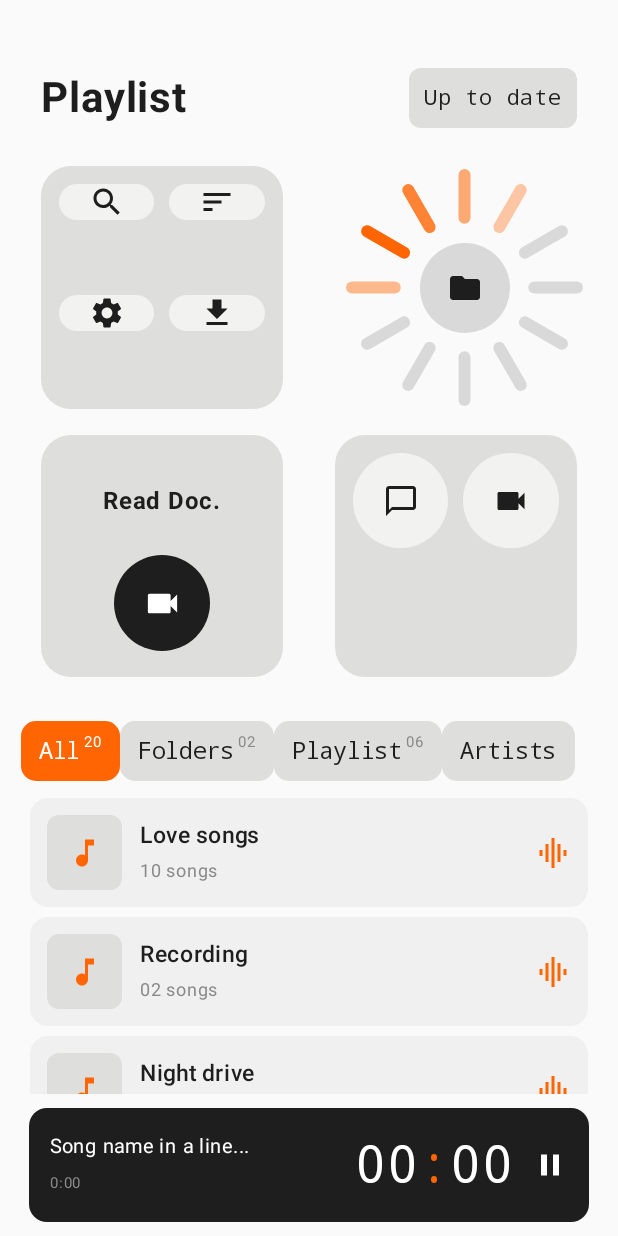
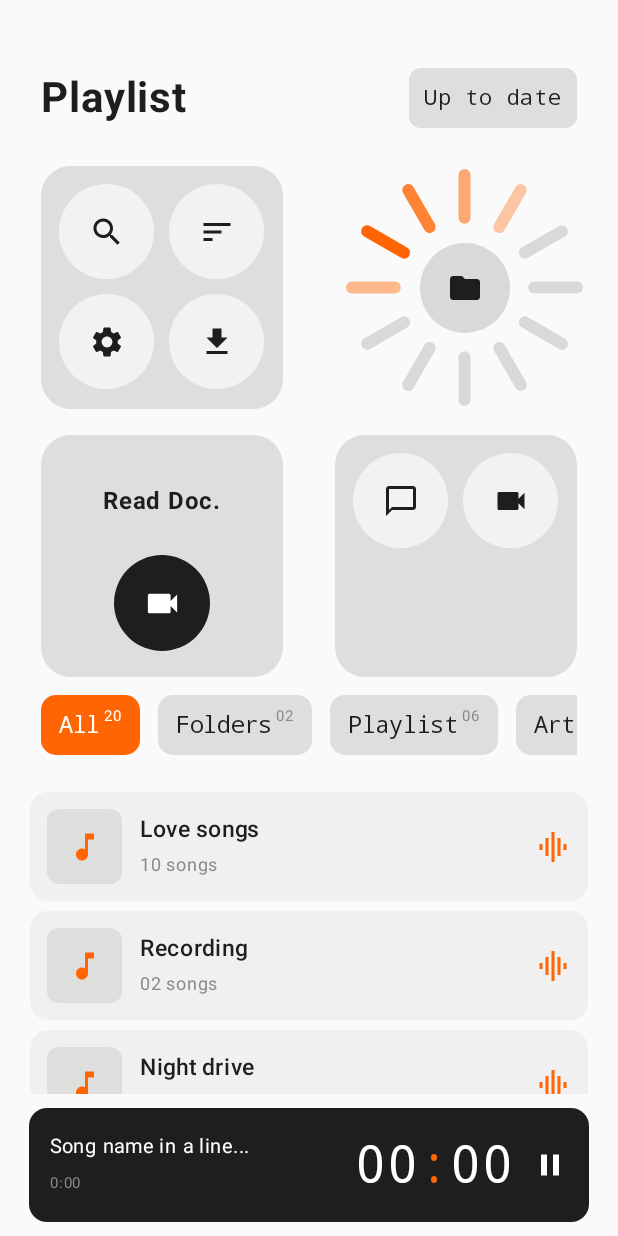
Before and after one commit to abhig1599/music-app, an Android app built with Jetpack Compose: the HomeScreen screen opened through its navigation route, on a phone screen of 412 x 824 dp. Run offline under Robolectric (Android 15) with nearby library versions, the phone set to English and light mode, and no system bars; 4 statements that could not run were skipped.

Commit message:
Home: fixed 63dp circle buttons, chip spacing; thicker player ticks

```diff
--- a/app/src/main/java/com/abhi/musicapp/ui/components/Common.kt
+++ b/app/src/main/java/com/abhi/musicapp/ui/components/Common.kt
@@ -180,7 +180,7 @@ fun TickDial(
                     (cx + (inner - outer * 0.14f) * cos(angle)).toFloat(),
                     (cy + (inner - outer * 0.14f) * sin(angle)).toFloat(),
                 ) else start
-                drawLine(color = color, start = s2, end = end, strokeWidth = if (pointer) outer * 0.04f else outer * 0.06f)
+                drawLine(color = color, start = s2, end = end, strokeWidth = if (pointer) outer * 0.05f else outer * 0.06f)
             }
         }
         Box(modifier = Modifier.fillMaxSize(if (pointer) 0.7f else 0.62f), contentAlignment = Alignment.Center) { center() }
--- a/app/src/main/java/com/abhi/musicapp/ui/screens/HomeScreen.kt
+++ b/app/src/main/java/com/abhi/musicapp/ui/screens/HomeScreen.kt
@@ -117,16 +117,16 @@ fun HomeScreen(
                     .padding(12.dp),
             ) {
                 Column {
-                    Row(Modifier.weight(1f)) {
-                        CircleTile(Icons.Filled.Search, "Search", onOpenSearch, circleBg, Modifier.weight(1f))
+                    Row {
+                        CircleTile(Icons.Filled.Search, "Search", onOpenSearch, circleBg, Modifier.size(63.dp))
                         Spacer(Modifier.width(10.dp))
-                        CircleTile(Icons.Filled.Sort, "Sort", { showSort = true }, circleBg, Modifier.weight(1f))
+                        CircleTile(Icons.Filled.Sort, "Sort", { showSort = true }, circleBg, Modifier.size(63.dp))
                     }
                     Spacer(Modifier.height(10.dp))
-                    Row(Modifier.weight(1f)) {
-                        CircleTile(Icons.Filled.Settings, "Settings", onOpenSettings, circleBg, Modifier.weight(1f))
+                    Row {
+                        CircleTile(Icons.Filled.Settings, "Settings", onOpenSettings, circleBg, Modifier.size(63.dp))
                         Spacer(Modifier.width(10.dp))
-                        CircleTile(Icons.Filled.Download, "Downloads", onOpenDownloads, circleBg, Modifier.weight(1f))
+                        CircleTile(Icons.Filled.Download, "Downloads", onOpenDownloads, circleBg, Modifier.size(63.dp))
                     }
                 }
             }
@@ -177,19 +177,24 @@ fun HomeScreen(
             ) {
                 // His frame shows two brand-style circular buttons here; brand marks are not bundled,
                 // so generic icons stand in until his assets are exported.
-                CircleTile(Icons.Filled.ChatBubbleOutline, "Lyrics", {}, circleBg, Modifier.weight(1f).height(63.dp))
-                CircleTile(Icons.Filled.Videocam, "Video", {}, circleBg, Modifier.weight(1f).height(63.dp))
+                CircleTile(Icons.Filled.ChatBubbleOutline, "Lyrics", {}, circleBg, Modifier.size(63.dp))
+                CircleTile(Icons.Filled.Videocam, "Video", {}, circleBg, Modifier.size(63.dp))
             }
         }
-        Spacer(Modifier.height(21.dp))
+        Spacer(Modifier.height(12.dp))
 
         // Filter chips
         val chips = listOf("All" to "20", "Folders" to "02", "Playlist" to "06", "Artists" to null)
-        LazyRow(Modifier.padding(horizontal = 14.dp, vertical = 8.dp)) {
+        LazyRow(
+            modifier = Modifier.padding(horizontal = 27.dp, vertical = 0.dp),
+            horizontalArrangement = Arrangement.spacedBy(12.dp),
+        ) {
             items(chips.size) { i ->
                 FilterChip(chips[i].first, chips[i].second, active = chip == i) { chip = i }
             }
         }
+
+        Spacer(Modifier.height(21.dp))
 
         // List content follows the active chip. "All" shows the real on-device
         // library (empty -> demo placeholder rows until permission/scan lands).
```
